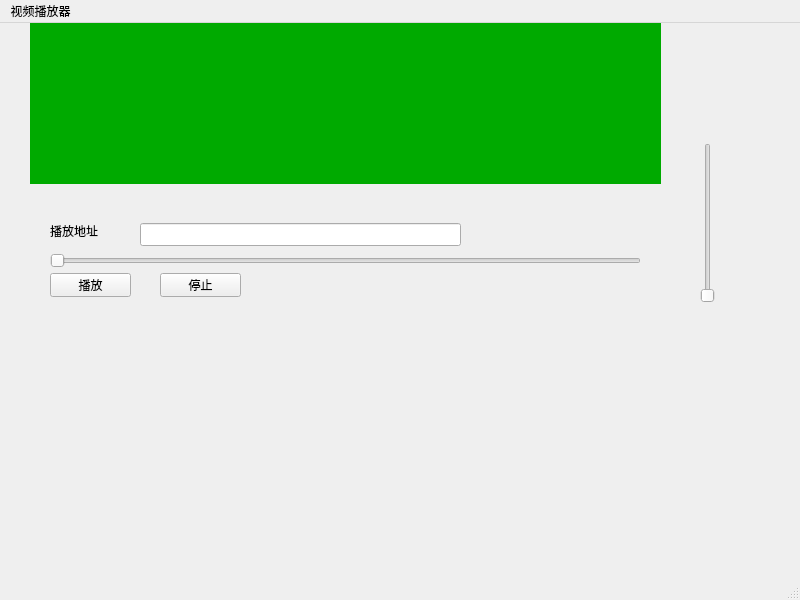
Qt form VideoClientQt/mainwindow.ui (jc875/VideoPlay) before a commit.
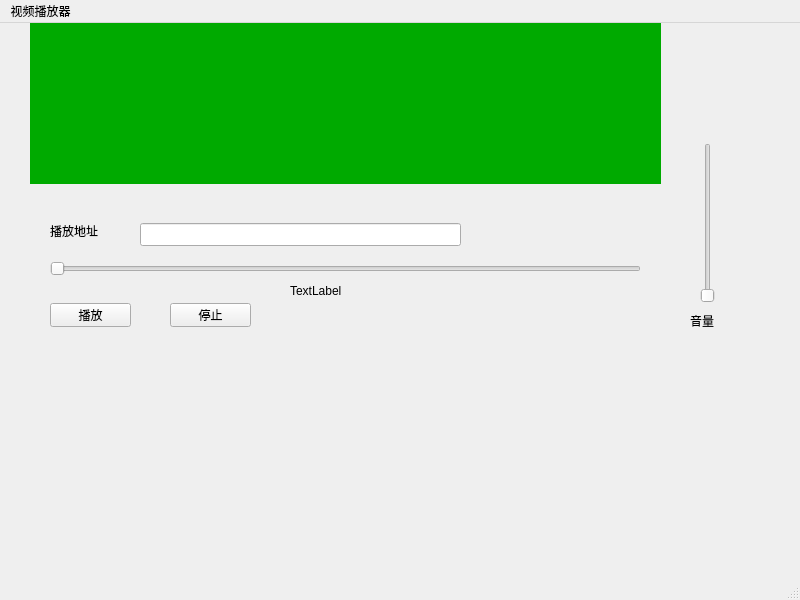
The same form after that commit.

```diff
--- a/VideoClientQt/mainwindow.ui
+++ b/VideoClientQt/mainwindow.ui
@@ -20,7 +20,7 @@
       <x>50</x>
       <y>230</y>
       <width>591</width>
-      <height>16</height>
+      <height>31</height>
      </rect>
     </property>
     <property name="orientation">
@@ -44,7 +44,7 @@
     <property name="geometry">
      <rect>
       <x>50</x>
-      <y>250</y>
+      <y>280</y>
       <width>81</width>
       <height>24</height>
      </rect>
@@ -56,8 +56,8 @@
    <widget class="QPushButton" name="stopButton">
     <property name="geometry">
      <rect>
-      <x>160</x>
-      <y>250</y>
+      <x>170</x>
+      <y>280</y>
       <width>81</width>
       <height>24</height>
      </rect>
@@ -102,6 +102,32 @@
      </rect>
     </property>
    </widget>
+   <widget class="QLabel" name="label_2">
+    <property name="geometry">
+     <rect>
+      <x>690</x>
+      <y>290</y>
+      <width>54</width>
+      <height>16</height>
+     </rect>
+    </property>
+    <property name="text">
+     <string>音量</string>
+    </property>
+   </widget>
+   <widget class="QLabel" name="label_3">
+    <property name="geometry">
+     <rect>
+      <x>290</x>
+      <y>260</y>
+      <width>54</width>
+      <height>16</height>
+     </rect>
+    </property>
+    <property name="text">
+     <string>TextLabel</string>
+    </property>
+   </widget>
   </widget>
   <widget class="QMenuBar" name="menubar">
    <property name="geometry">
```
